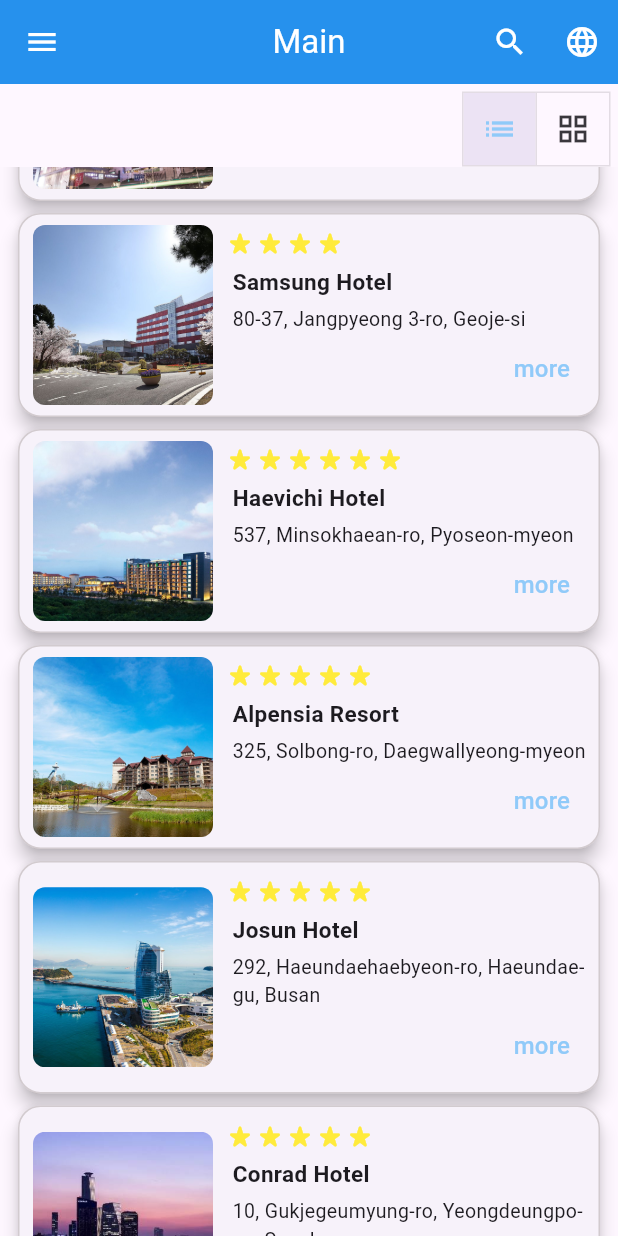
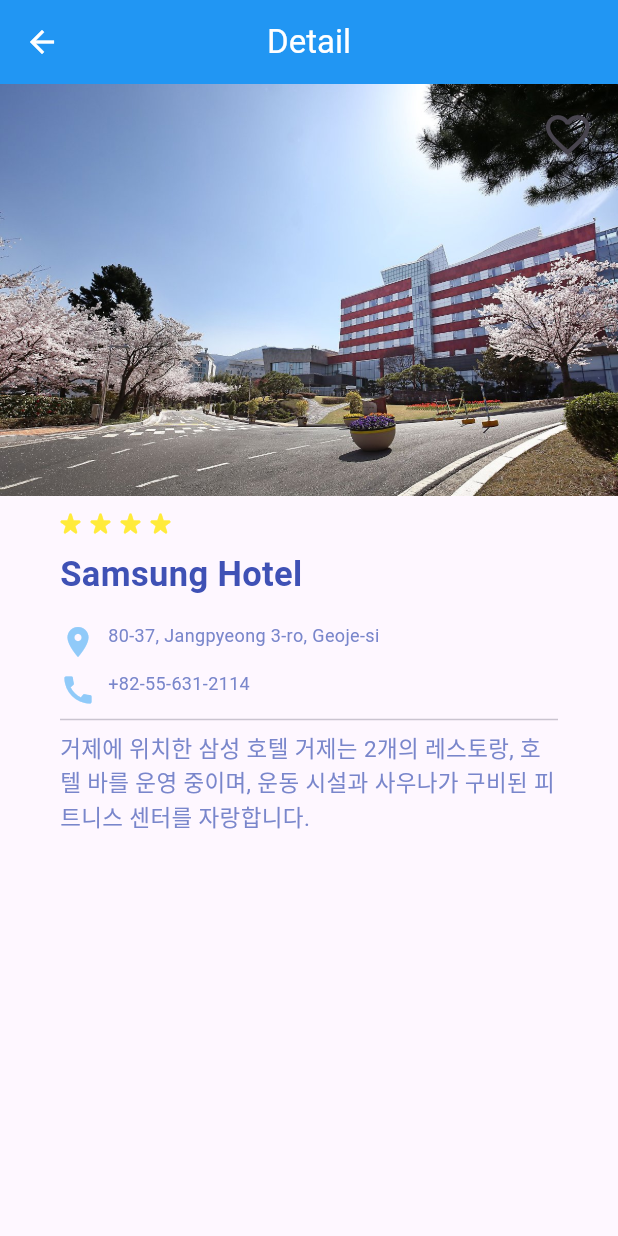
Before and after one commit to MentalJava/hotel-reservation, a Flutter app: the Home screen opened by its route, scrolled down 576 dp, after a tap on "more", on a phone screen of 412 x 824 dp. Run offline on Flutter 3.47's test engine with Material 3 defaults, Android fonts, the phone set to English and light mode, and no system bars; our stand-ins replace get, get_storage; accounts and stored records are empty.

Commit message:
Detail 마무리 완료 Favorite 버튼, Favorite Hotels 화면 구현 완료 !

```diff
--- /dev/null
+++ b/lib/controllers/favorite_controller.dart
@@ -0,0 +1,30 @@
+import 'package:get/get.dart';
+import 'package:get_storage/get_storage.dart';
+
+class FavoriteController extends GetxController {
+  var favoriteHotels = <String>[].obs;
+  final box = GetStorage();
+
+  @override
+  void onInit() {
+    super.onInit();
+    List<dynamic>? storedFavorites = box.read<List<dynamic>>('favorites');
+
+    if (storedFavorites != null) {
+      favoriteHotels.addAll(storedFavorites.cast<String>());
+    }
+  }
+
+  void onHeartTap(String hotelName) {
+    if (favoriteHotels.contains(hotelName)) {
+      favoriteHotels.remove(hotelName);
+    } else {
+      favoriteHotels.add(hotelName);
+    }
+    box.write('favorites', favoriteHotels);
+  }
+
+  bool isFavorite(String hotelName) {
+    return favoriteHotels.contains(hotelName);
+  }
+}
--- a/lib/main.dart
+++ b/lib/main.dart
@@ -1,6 +1,9 @@
 import 'package:flutter/material.dart';
+import 'package:get_storage/get_storage.dart';
 import 'package:hotel_reservation/root.dart';
 
-void main() {
+void main() async {
+  WidgetsFlutterBinding.ensureInitialized();
+  await GetStorage.init();
   runApp(const MyApp());
 }
--- a/lib/models/hotel_list.dart
+++ b/lib/models/hotel_list.dart
@@ -7,60 +7,87 @@
       name: 'Gyeongju Lahan',
       address: 'Lahan Select, 338 Bomun-ro, Gyeongju-si',
       star: 5,
+      phone: '+82-54-748-2233',
+      description:
+          '보문호수를 둘러싼 천혜의 자연풍광을 가진곳. 라한호텔의 최상위 브랜드, 라한셀렉트 경주가 여러분을 맞이합니다.',
     ),
     Hotel(
       image: 'assets/images/hotel2.jpg',
       name: 'Signiel',
       address: '300, Olympic-ro, Songpa-gu, Seoul',
       star: 5,
+      phone: '+82-2-3213-1000',
+      description:
+          '전 객실 서울의 환상적인 파노라믹뷰, 세련미와 편안함이 어우러진 격조 높은 인테리어, 웅장한 층고와 한강 조망이 돋보이는 세계 최고층 위치',
     ),
     Hotel(
       image: 'assets/images/hotel3.jpg',
       name: 'Hilton Hotel',
       address: '484-7, Bomun-ro, Gyeongju-si',
       star: 5,
+      phone: '+82-54-745-7788',
+      description:
+          '힐튼호텔은 세계적인 5성급 호텔체인으로, 보문관광단지 내에 위치하여 보문호수를 바라보며 여유를 즐길 수 있다.',
     ),
     Hotel(
       image: 'assets/images/hotel4.jpg',
       name: 'Lotte Hotel',
       address: '772, Gaya-daero, Busanjin-gu, Busan',
       star: 5,
+      phone: '+82-51-810-1000',
+      description: '1997년 호텔 전관을 개관한 이래, 부산지역 대표 호텔로 인정받으며 명성을 이어왔습니다.',
     ),
     Hotel(
       image: 'assets/images/hotel5.jpg',
       name: 'Samsung Hotel',
       address: '80-37, Jangpyeong 3-ro, Geoje-si',
       star: 4,
+      phone: '+82-55-631-2114',
+      description:
+          '거제에 위치한 삼성 호텔 거제는 2개의 레스토랑, 호텔 바를 운영 중이며, 운동 시설과 사우나가 구비된 피트니스 센터를 자랑합니다.',
     ),
     Hotel(
       image: 'assets/images/hotel6.jpg',
       name: 'Haevichi Hotel',
       address: '537, Minsokhaean-ro, Pyoseon-myeon',
       star: 6,
+      phone: '+82-064-780-8100',
+      description:
+          '해비치 호텔 앤 리조트 제주는 대한민국 제주에 위치한 5.0성급 호텔입니다. 이 호텔은 최고의 휴양지로서 편안한 휴식을 즐길 수 있는 곳입니다.',
     ),
     Hotel(
       image: 'assets/images/hotel7.jpg',
       name: 'Alpensia Resort',
       address: '325, Solbong-ro, Daegwallyeong-myeon',
       star: 5,
+      phone: '+82-33-339-1225',
+      description:
+          '인터컨티넨탈 알펜시아 평창 리조트는 강원도 평창 태백산맥을 따라 해발 700고도에 위치하였으며 238개의 여유롭고 편안한 객실을 갖춘 고급 5성급 호텔입니다.',
     ),
     Hotel(
       image: 'assets/images/hotel8.jpg',
       name: 'Josun Hotel',
       address: '292, Haeundaehaebyeon-ro, Haeundae-gu, Busan',
       star: 5,
+      phone: '+82-051-922-5000',
+      description: '그랜드 조선 부산은 조선호텔의 품격과 탁월함을 고전적 우아함과 현대적 감각으로 재해석한 호텔입니다.',
     ),
     Hotel(
       image: 'assets/images/hotel9.jpg',
       name: 'Conrad Hotel',
       address: '10, Gukjegeumyung-ro, Yeongdeungpo-gu, Seoul',
       star: 5,
+      phone: '+82-2-6137-7000',
+      description:
+          '콘래드 서울 호텔은 여의도 최초의 대규모 복합상업 프로젝트인 IFC 서울을 구성하는 네 개의 빌딩 중 하나입니다.',
     ),
     Hotel(
       image: 'assets/images/hotel10.jpg',
       name: 'Four Seasons',
       address: '97, Saemunan-ro, Jongno-gu, Seoul',
       star: 5,
+      phone: '+82-26-388-5000',
+      description: '광화문에 위치한 현대적인 감각의 포시즌스 호텔 서울은 포시즌스만의 서비스를 선보이는 특별한 공간입니다.',
     ),
   ];
 }
--- a/lib/models/hotel_list_model.dart
+++ b/lib/models/hotel_list_model.dart
@@ -3,11 +3,15 @@
   final String name;
   final String address;
   final int star;
+  final String phone;
+  final String description;
 
   Hotel({
     required this.image,
     required this.name,
     required this.address,
     required this.star,
+    required this.phone,
+    required this.description,
   });
 }
--- a/lib/root.dart
+++ b/lib/root.dart
@@ -1,6 +1,7 @@
 import 'package:flutter/material.dart';
 import 'package:get/get.dart';
 import 'package:get/get_navigation/get_navigation.dart';
+import 'package:hotel_reservation/screens/favorite_hotel_list.dart';
 import 'package:hotel_reservation/screens/home.dart';
 import 'package:hotel_reservation/screens/sign_in.dart';
 import 'package:hotel_reservation/screens/sign_up.dart';
@@ -27,6 +28,10 @@
           name: '/home',
           page: () => Home(),
         ),
+        GetPage(
+          name: '/favorite',
+          page: () => FavoriteHotelList(),
+        ),
       ],
     );
   }
--- a/lib/screens/home.dart
+++ b/lib/screens/home.dart
@@ -10,6 +10,7 @@
 class Home extends StatelessWidget {
   final ViewToggleController viewToggleController =
       Get.put(ViewToggleController());
+
   Home({super.key});
 
   @override
--- /dev/null
+++ b/lib/screens/home_detail.dart
@@ -0,0 +1,149 @@
+import 'package:flutter/material.dart';
+import 'package:get/get.dart';
+import 'package:hotel_reservation/controllers/favorite_controller.dart';
+import 'package:hotel_reservation/models/hotel_list.dart';
+import 'package:hotel_reservation/models/hotel_list_model.dart';
+import 'package:hotel_reservation/widgets/rating/list_hotel_rating_star.dart';
+
+class HomeDetail extends StatelessWidget {
+  final int index;
+  final Hotel hotel;
+
+  final FavoriteController favoriteController = Get.put(FavoriteController());
+
+  HomeDetail({
+    super.key,
+    required this.hotel,
+    required this.index,
+  });
+
+  @override
+  Widget build(BuildContext context) {
+    return Scaffold(
+      appBar: AppBar(
+        backgroundColor: Colors.blue,
+        iconTheme: const IconThemeData(
+          color: Colors.white,
+        ),
+        title: const Text(
+          'Detail',
+          style: TextStyle(color: Colors.white),
+        ),
+        centerTitle: true,
+      ),
+      body: Column(
+        children: [
+          Stack(
+            children: [
+              GestureDetector(
+                onDoubleTap: () {
+                  favoriteController.onHeartTap(hotel.name);
+                },
+                child: Hero(
+                  tag: 'hotel_image_$index',
+                  child: Image.asset(hotel.image),
+                ),
+              ),
+              Padding(
+                padding: const EdgeInsets.all(8.0),
+                child: Align(
+                  alignment: Alignment.topRight,
+                  child: Obx(() {
+                    bool isFavorite = favoriteController.isFavorite(hotel.name);
+                    return IconButton(
+                      icon: Icon(
+                        isFavorite ? Icons.favorite : Icons.favorite_border,
+                        color: isFavorite ? Colors.red : null,
+                        size: 35,
+                      ),
+                      onPressed: () {
+                        favoriteController.onHeartTap(hotel.name);
+                      },
+                    );
+                  }),
+                ),
+              ),
+            ],
+          ),
+          Expanded(
+              child: Padding(
+            padding: const EdgeInsets.only(
+              top: 8,
+              bottom: 8,
+              left: 40,
+              right: 40,
+            ),
+            child: Column(
+              crossAxisAlignment: CrossAxisAlignment.start,
+              children: [
+                listHotelRating(HotelList().hotels[index].star),
+                Padding(
+                  padding: const EdgeInsets.only(
+                    top: 8,
+                    bottom: 8,
+                  ),
+                  child: Text(
+                    HotelList().hotels[index].name,
+                    style: const TextStyle(
+                      fontSize: 23,
+                      fontWeight: FontWeight.bold,
+                      color: Colors.indigo,
+                    ),
+                  ),
+                ),
+                Row(
+                  mainAxisAlignment: MainAxisAlignment.start,
+                  children: [
+                    Padding(
+                      padding: const EdgeInsets.only(
+                        top: 8,
+                        right: 8,
+                      ),
+                      child: Icon(
+                        Icons.location_on,
+                        color: Colors.blue[200],
+                      ),
+                    ),
+                    Text(
+                      HotelList().hotels[index].address,
+                      style: TextStyle(
+                        fontSize: 12,
+                        color: Colors.indigo[300],
+                      ),
+                    ),
+                  ],
+                ),
+                Row(
+                  children: [
+                    Padding(
+                      padding: const EdgeInsets.only(
+                        top: 8,
+                        right: 8,
+                      ),
+                      child: Icon(
+                        Icons.call,
+                        color: Colors.blue[200],
+                      ),
+                    ),
+                    Text(
+                      HotelList().hotels[index].phone,
+                      style: TextStyle(
+                        fontSize: 12,
+                        color: Colors.indigo[300],
+                      ),
+                    ),
+                  ],
+                ),
+                const Divider(),
+                Text(
+                  HotelList().hotels[index].description,
+                  style: TextStyle(fontSize: 15, color: Colors.indigo[300]),
+                ),
+              ],
+            ),
+          )),
+        ],
+      ),
+    );
+  }
+}
--- a/lib/screens/home_drawer.dart
+++ b/lib/screens/home_drawer.dart
@@ -1,4 +1,6 @@
 import 'package:flutter/material.dart';
+import 'package:get/get.dart';
+import 'package:hotel_reservation/screens/favorite_hotel_list.dart';
 import 'package:hotel_reservation/widgets/button/home_drawer_button.dart';
 
 class HomeDrawer extends StatelessWidget {
@@ -45,6 +47,9 @@
             title: 'Search',
           ),
           HomeDrawerButton(
+            onClickEvent: () {
+              Get.to(FavoriteHotelList());
+            },
             icon: Icon(
               Icons.location_city,
               color: Colors.blue[200],
--- a/lib/widgets/card_layout/list_card.dart
+++ b/lib/widgets/card_layout/list_card.dart
@@ -1,5 +1,7 @@
 import 'package:flutter/material.dart';
+import 'package:get/get.dart';
 import 'package:hotel_reservation/models/hotel_list.dart';
+import 'package:hotel_reservation/screens/home_detail.dart';
 import 'package:hotel_reservation/widgets/rating/list_hotel_rating_star.dart';
 
 class ListCard extends StatelessWidget {
@@ -26,13 +28,16 @@
         ),
         child: Row(
           children: [
-            ClipRRect(
+            Hero(
+              tag: 'hotel_image_$index',
+              child: ClipRRect(
                 borderRadius: BorderRadius.circular(8),
                 child: Image.asset(
                   HotelList().hotels[index].image,
                   fit: BoxFit.cover,
                   height: 120,
                   width: 120,
+                ),
               ),
             ),
             const SizedBox(
@@ -81,7 +86,12 @@
                             fontSize: 16,
                           ),
                         ),
-                        onPressed: () {},
+                        onPressed: () {
+                          Get.to(
+                            () => HomeDetail(
+                                hotel: HotelList().hotels[index], index: index),
+                          );
+                        },
                       ),
                     ),
                   ],
--- a/lib/widgets/rating/grid_hotel_rating_star.dart
+++ b/lib/widgets/rating/grid_hotel_rating_star.dart
@@ -1,6 +1,6 @@
 import 'package:flutter/material.dart';
 
-Widget gridRatingStar(int starCount) {
+Widget gridHotelRating(int starCount) {
   List<Widget> stars = [];
   for (int i = 0; i < starCount; i++) {
     stars.add(
--- a/lib/widgets/rating/list_hotel_rating_star.dart
+++ b/lib/widgets/rating/list_hotel_rating_star.dart
@@ -5,7 +5,7 @@
   for (int i = 0; i < starCount; i++) {
     stars.add(
       Transform.translate(
-        offset: const Offset(-5, 0),
+        offset: const Offset(-3, 0),
         child: const Icon(
           Icons.star_rate_rounded,
           color: Colors.yellow,
--- a/pubspec.yaml
+++ b/pubspec.yaml
@@ -36,6 +36,7 @@
   # Use with the CupertinoIcons class for iOS style icons.
   cupertino_icons: ^1.0.6
   get: ^4.6.6
+  get_storage: ^2.1.1
 
 dev_dependencies:
   flutter_test:
```
Also changed, not shown: lib/screens/favorite_hotel_list.dart (added, +59 -0 lines), lib/widgets/card_layout/grid_card.dart (+16 -4 lines), 1 other file. Lines whose indentation alone changed are shown as unchanged.
